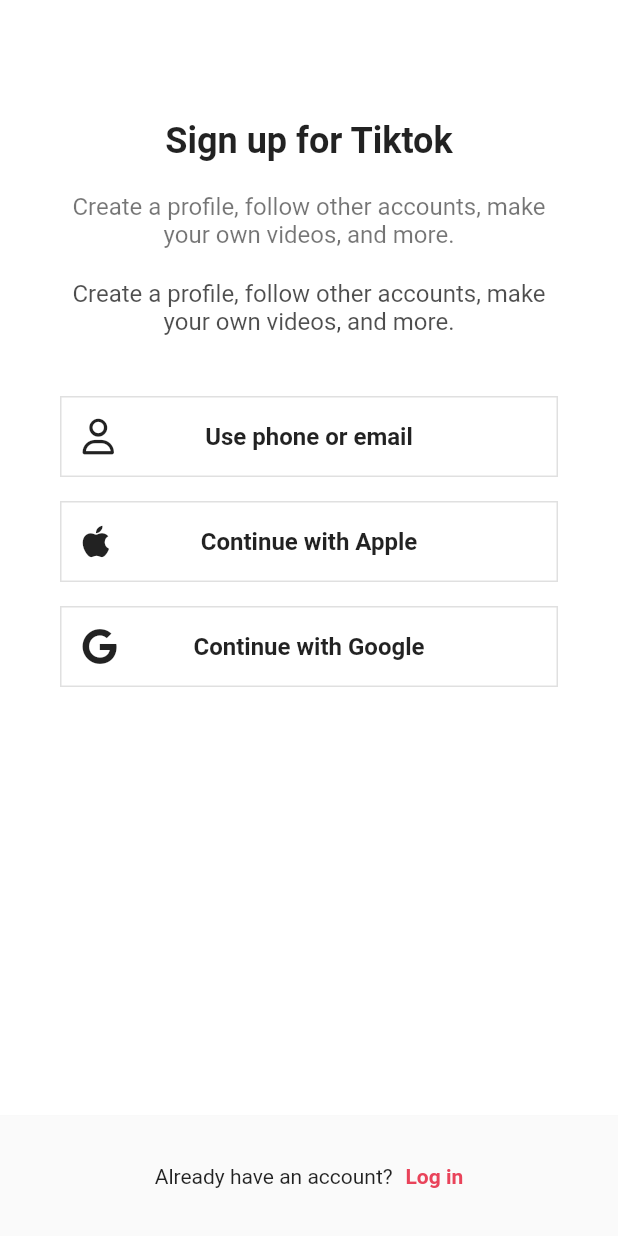
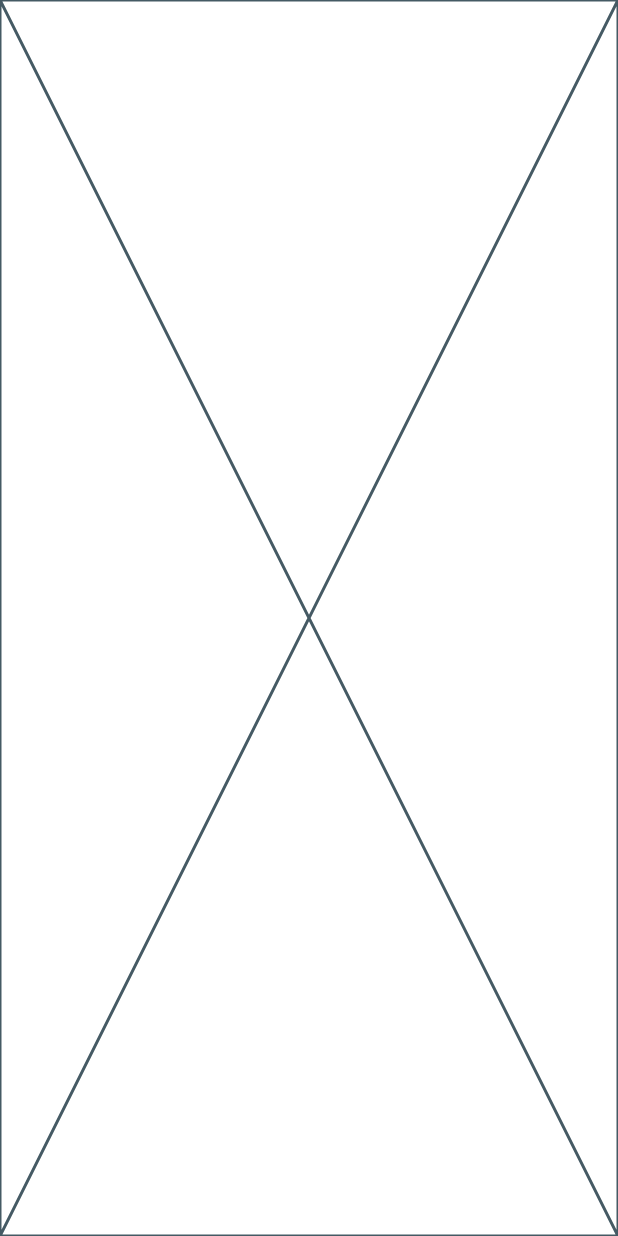
Before and after one commit to HyunjunJeon/first_flutter_app_clone_coding_practice, a Flutter app: the screen it shows after launch, on a phone screen of 412 x 824 dp. Run offline on Flutter 3.47's test engine with Material 2 defaults, Android fonts, the phone set to English and light mode, and no system bars; our stand-ins replace font_awesome_flutter, go_router, video_player, visibility_detector.

Commit message:
[Feature - Video Recording] 1. Video Recoding 에 필요한 pubspec - camera: 0.10.3+2 라이브러리 설치 2. 실제 iPhone 연결을 위한 ios/Runner/info.plist 변경  - Debug 모드 시 오류 해결을 위한 https://docs.flutter.dev/development/add-to-app/ios/project-setup#apple-silicon-arm64-macs

```diff
--- /dev/null
+++ b/lib/features/videos/video_recording_screen.dart
@@ -0,0 +1,10 @@
+import 'package:flutter/material.dart';
+
+class VideoRecodingScreen extends StatelessWidget {
+  const VideoRecodingScreen({Key? key}) : super(key: key);
+
+  @override
+  Widget build(BuildContext context) {
+    return const Placeholder();
+  }
+}
--- a/lib/router.dart
+++ b/lib/router.dart
@@ -1,66 +1,9 @@
-import 'package:flutter_tiktok_clone/features/authentication/email_screen.dart';
-import 'package:flutter_tiktok_clone/features/authentication/sign_up_screen.dart';
-import 'package:flutter_tiktok_clone/features/authentication/username_screen.dart';
-import 'package:flutter_tiktok_clone/features/users/user_profile_screen.dart';
+import 'package:flutter_tiktok_clone/features/videos/video_recording_screen.dart';
 import 'package:go_router/go_router.dart';
-
-import 'features/authentication/login_screen.dart';
 
 final router = GoRouter(routes: [
   GoRoute(
-    name: SignUpScreen.routeName,
-    path: SignUpScreen.routeURL,
-    builder: (context, state) => const SignUpScreen(),
-    routes: [
-      // route 를 nested 하게 작성해서 ex> /users/:id/comments/:commect_num/ ... 등으로 만들 수 있음
-      GoRoute(
-        name: UsernameScreen.routeName,
-        path: UsernameScreen.routeURL,
-        builder: (context, state) => const UsernameScreen(),
-        routes: [
-          GoRoute(
-            name: EmailScreen.routeName,
-            path: EmailScreen.routeURL,
-            builder: (context, state) {
-              final args = state.extra as EmailScreenArgs;
-              return EmailScreen(username: args.username);
-            },
-          ),
-        ],
-      ),
-    ],
-  ),
-  GoRoute(
-    path: LoginScreen.routeName,
-    builder: (context, state) => const LoginScreen(),
-  ),
-  // GoRoute(
-  //   name: "username_screen",
-  //   path: UsernameScreen.routeName,
-  //   pageBuilder: (context, state) {
-  //     // page Builder 를 사용해서 페이지가 나올 때 Animation 적용이 가능하다
-  //     return CustomTransitionPage(
-  //         child: const UsernameScreen(),
-  //         transitionDuration: const Duration(seconds: 2),
-  //         transitionsBuilder: (context, animation, secondaryAnimation, child) {
-  //           return FadeTransition(
-  //             opacity: animation,
-  //             child: ScaleTransition(
-  //               scale: animation,
-  //               child: child,
-  //             ),
-  //           );
-  //         });
-  //   },
-  // ),
-  GoRoute(
-    path: "/users/:username",
-    builder: (context, state) {
-      final username = state.params['username'];
-      // ??= null-aware assignment operator: 변수가 null 이면 값을 할당하고, 아니면 값을 유지하는 연산자
-      String? tab = state.queryParams["show"];
-      tab ??= "posts";
-      return UserProfileScreen(username: username!, tab: tab);
-    },
-  ),
+    path: "/",
+    builder: (context, state) => const VideoRecodingScreen(),
+  )
 ]);
--- a/pubspec.yaml
+++ b/pubspec.yaml
@@ -41,6 +41,7 @@ dependencies:
   visibility_detector: 0.3.3
   google_fonts: 4.0.1
   go_router: 6.2.0
+  camera: 0.10.3+2
 
 dev_dependencies:
   flutter_test:
```
Also changed, not shown: pubspec.lock, 4 other files.
